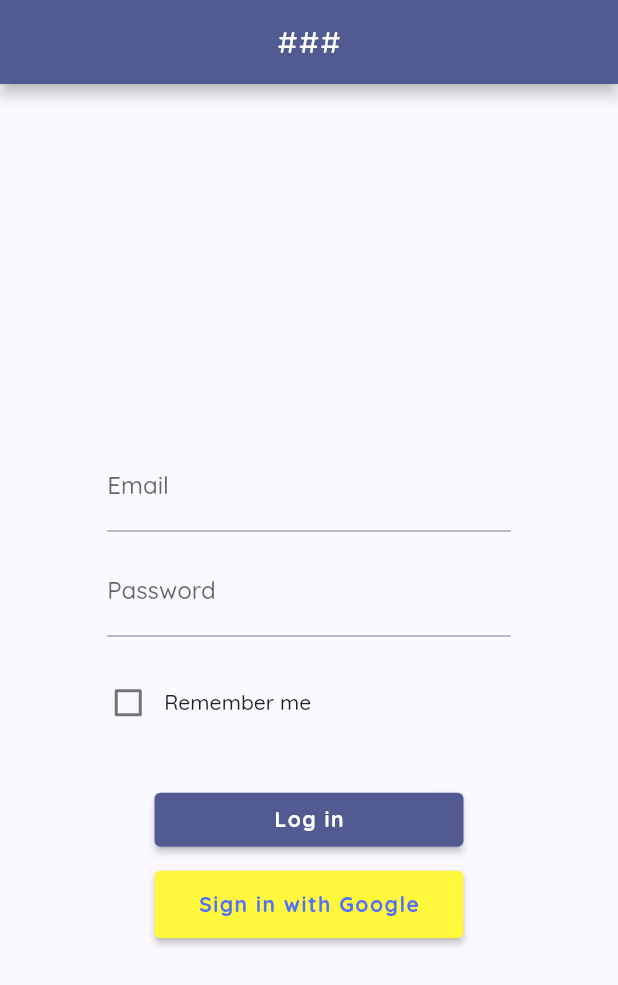
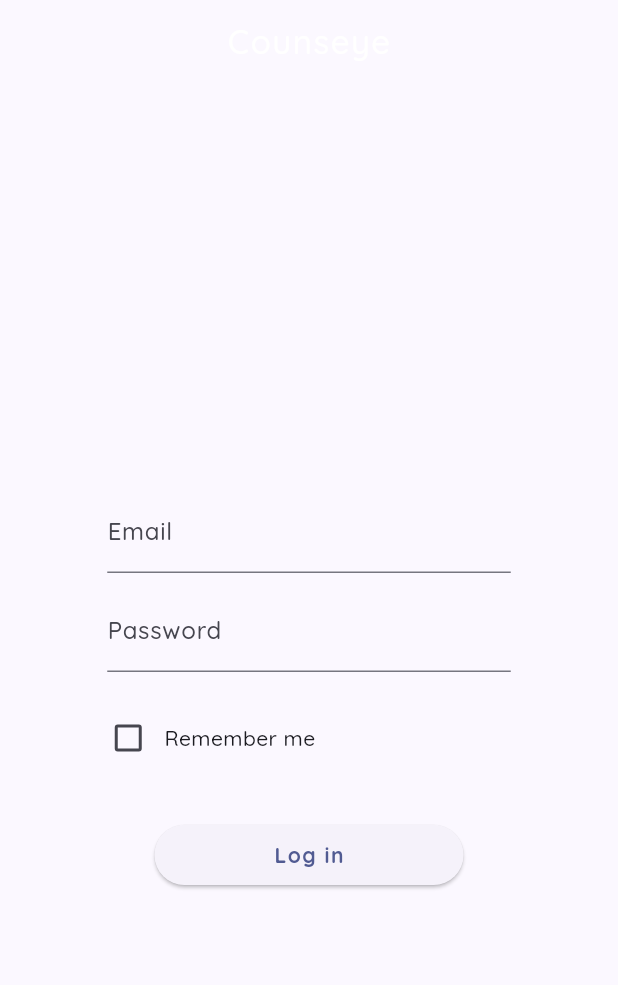
Before and after one commit to johninquest/smapp, a Flutter app: the screen it shows after launch, on a phone screen of 412 x 824 dp. Shown: the top 985 px of the screen. Run offline on Flutter 3.47's test engine with Material 2 defaults, Android fonts, the phone set to English and light mode, and no system bars; our stand-ins replace supabase_flutter; accounts and stored records are empty.

```diff
--- a/lib/main.dart
+++ b/lib/main.dart
@@ -17,7 +17,7 @@ class MyApp extends StatelessWidget {
       theme: ThemeData(
           colorSchemeSeed: primaryColor,
           brightness: Brightness.light,
-          // useMaterial3: true,
+          useMaterial3: true,
           // primarySwatch: Colors.indigo,
           // textButtonTheme: TextButtonThemeData(style: ButtonStyle(colo))
           // textTheme: GoogleFonts.quicksandTextTheme(),
--- a/lib/pages/about.dart
+++ b/lib/pages/about.dart
@@ -31,7 +31,7 @@ class AboutPage extends StatelessWidget {
               Container(
                 margin: const EdgeInsets.only(top: 10.0),
                 child: const Text(
-                  '###',
+                  'Counseye',
                   style: TextStyle(
                       color: primaryColor,
                       fontWeight: FontWeight.bold,
@@ -61,7 +61,6 @@ class AboutPage extends StatelessWidget {
                   child: Text(
                     '\u00A9 JOHN APPS $currentYear',
                     style: const TextStyle(
-                      color: primaryColor,
                       wordSpacing: 1.0,
                       fontSize: 11.0,
                     ),
--- a/lib/pages/home.dart
+++ b/lib/pages/home.dart
@@ -11,7 +11,7 @@ class HomeScreen extends StatelessWidget {
   Widget build(BuildContext context) {
     return Scaffold(
       appBar: AppBar(
-        title: const Text('###'),
+        title: const Text(''),
         centerTitle: true,
         actions: [
           IconButton(
--- a/lib/pages/login.dart
+++ b/lib/pages/login.dart
@@ -11,7 +11,7 @@ class LoginPage extends StatelessWidget {
   Widget build(BuildContext context) {
     return Scaffold(
       appBar: AppBar(
-        title: const Text('###',
+        title: const Text('Counseye',
             style: TextStyle(
               letterSpacing: 1.0,
               color: Colors.white,
@@ -128,7 +128,7 @@ class _LoginFormState extends State<LoginForm> {
                   ),
                 ),
               ),
-              Container(
+              /* Container(
                 width: MediaQuery.of(context).size.width * 0.50,
                 height: 45.0,
                 margin:
@@ -145,15 +145,15 @@ class _LoginFormState extends State<LoginForm> {
                     'Sign in with Google',
                     style: TextStyle(
                         fontWeight: FontWeight.bold,
-                        color: primaryColor,
+                        color: Colors.black,
                         letterSpacing: 1.0),
                   ),
                 ),
               ),
-              /* Container(
-                margin: EdgeInsets.only(top: 10.0),
+               Container(
+                margin: const EdgeInsets.only(top: 10.0),
                 width: MediaQuery.of(context).size.width * 0.90,
-                child: Image(
+                child: const Image(
                   image: AssetImage('assets/images/btn_google_signin.png'),
                 ),
               ), */
--- a/lib/styles/style.dart
+++ b/lib/styles/style.dart
@@ -1,7 +1,7 @@
 import 'package:flutter/material.dart';
 import 'colors.dart';
 
-const appBarTitleStyle = TextStyle(letterSpacing: 0.5);
+const appBarTitleStyle = TextStyle(letterSpacing: 0.3);
 
 const PageHeaderStyle = TextStyle(
     fontWeight: FontWeight.bold, color: Colors.white, letterSpacing: 2.0);
```
Also changed, not shown: lib/pages/user.dart (+7 -5 lines), 20 other files.
